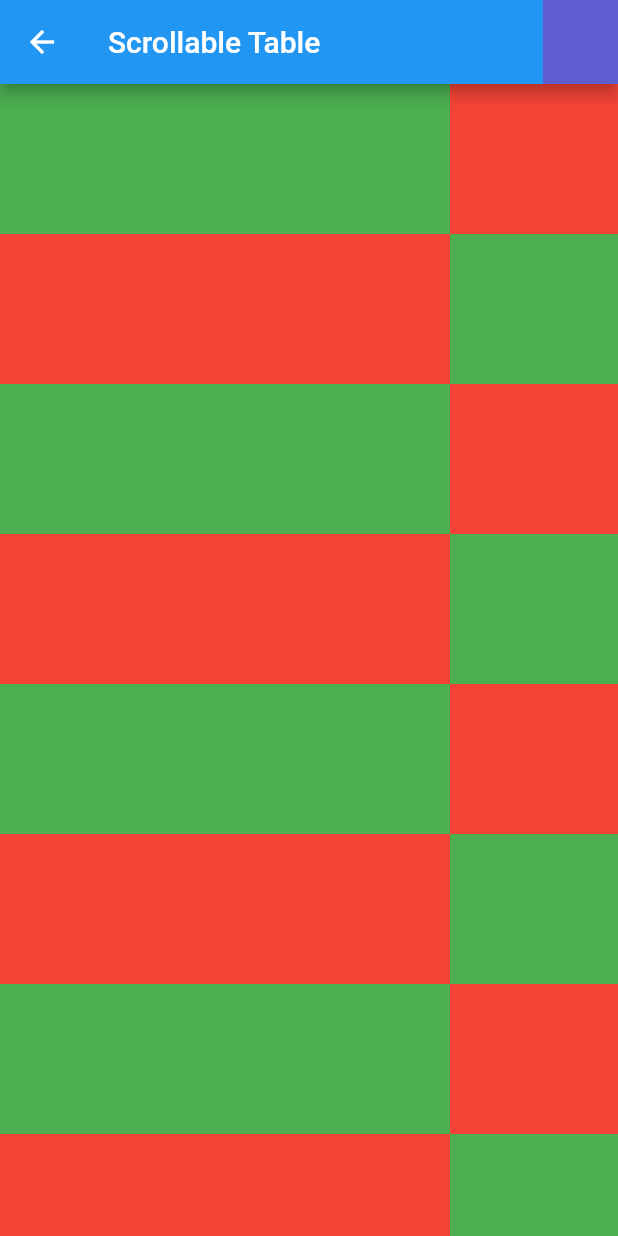
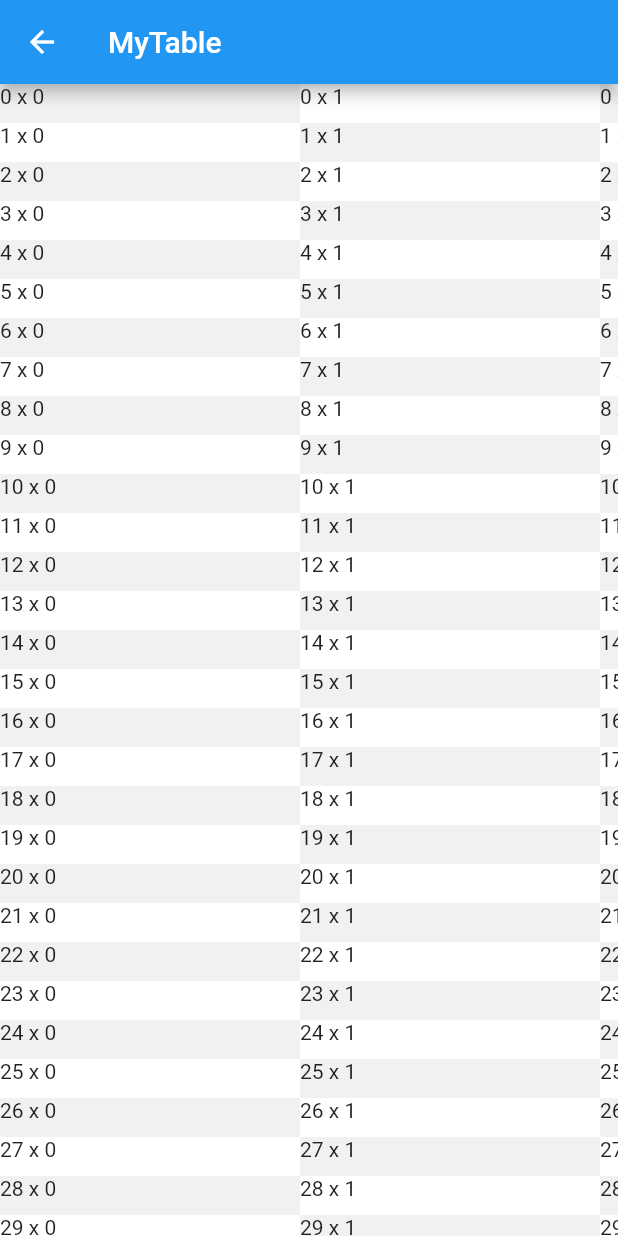
Before and after one commit to justinmc/flutter-interactive-viewer-demos, a Flutter app: the TablePage screen opened by its route, on a phone screen of 412 x 824 dp. Run offline on Flutter 3.47's test engine with Material 2 defaults, Android fonts, the phone set to English and light mode, and no system bars; missing offline and left inert: gallery.

```diff
--- a/lib/image/image_page.dart
+++ b/lib/image/image_page.dart
@@ -93,7 +93,6 @@ class GridDemoPhotoItem extends StatelessWidget {
               },
               child: InteractiveViewer(
                 constrained: true,
-                scaleEnabled: false,
                 /*
                 minScale: 1,
                 maxScale: 1,
@@ -210,7 +209,7 @@ class ImagePageState extends State<ImagePage> {
     final Orientation orientation = MediaQuery.of(context).orientation;
     return Scaffold(
       appBar: AppBar(
-        title: const Text('Grid list'),
+        title: const Text('Photos'),
         actions: <Widget>[
           PopupMenuButton<GridDemoTileStyle>(
             onSelected: changeTileStyle,
--- a/lib/table/table_page.dart
+++ b/lib/table/table_page.dart
@@ -16,8 +16,9 @@ class _TablePageState extends State<TablePage> {
   Widget build(BuildContext context) {
     return Scaffold(
       appBar: AppBar(
-        title: const Text('Scrollable Table'),
+        title: const Text('MyTable'),
         actions: <Widget>[
+          /*
           Draggable(
             feedback: Container(
               width: 50,
@@ -30,6 +31,7 @@ class _TablePageState extends State<TablePage> {
               color: Colors.purple.withOpacity(0.5),
             ),
           ),
+          */
         ],
       ),
       body: GestureDetector(
@@ -51,7 +53,22 @@ class _TablePageState extends State<TablePage> {
           ),
           */
           scaleEnabled: false,
-          child: _getTable(30, 3),
+          child: _getTable(60, 6),
+          /*
+          child: Center(
+            child: Container(
+              width: 300,
+              height: 75,
+              color: Colors.grey.withOpacity(0.1),
+              child: TextField(
+                decoration: InputDecoration(
+                  hintText: 'Type here',
+                ),
+                maxLength: 30,
+              ),
+            ),
+          ),
+          */
         ),
       ),
     );
@@ -62,7 +79,7 @@ class _TablePageState extends State<TablePage> {
       // ignore: prefer_const_literals_to_create_immutables
       columnWidths: <int, TableColumnWidth>{
         for (int column = 0; column < columnCount; column++)
-          column: const FixedColumnWidth(300.0),
+          column: const FixedColumnWidth(200.0),
       },
       // ignore: prefer_const_literals_to_create_immutables
       children: <TableRow>[
@@ -75,8 +92,9 @@ class _TablePageState extends State<TablePage> {
                 DragTarget(
                   builder: (BuildContext context, List candidateData, List rejectedData) {
                     return Container(
-                      height: 100,
-                      color: candidateData.isEmpty ? row % 2 + column % 2 == 1 ? Colors.red : Colors.green : Colors.blue,
+                      height: 26,
+                      color: candidateData.isEmpty ? row % 2 + column % 2 == 1 ? Colors.white : Colors.grey.withOpacity(0.1) : Colors.blue,
+                      child: Text('$row x $column'),
                     );
                   },
                 ),
```
Also changed, not shown: lib/game/game_page.dart (+94 -8 lines), pubspec.lock.
